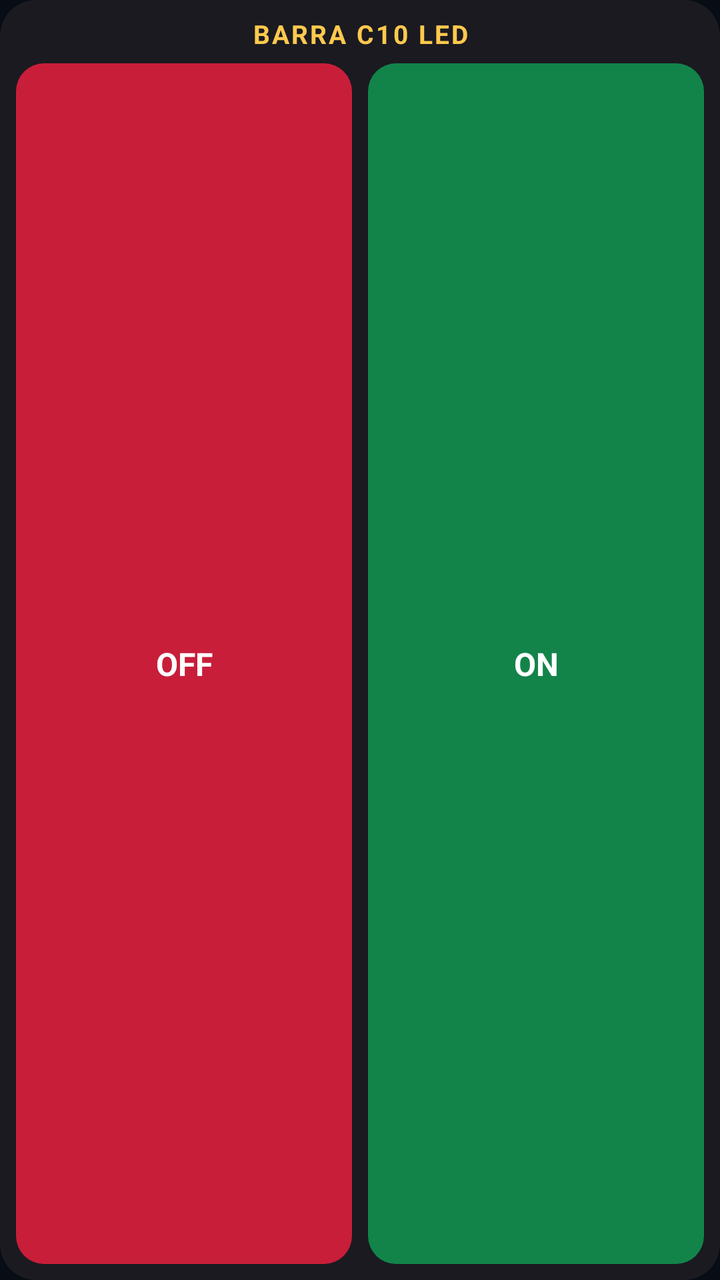
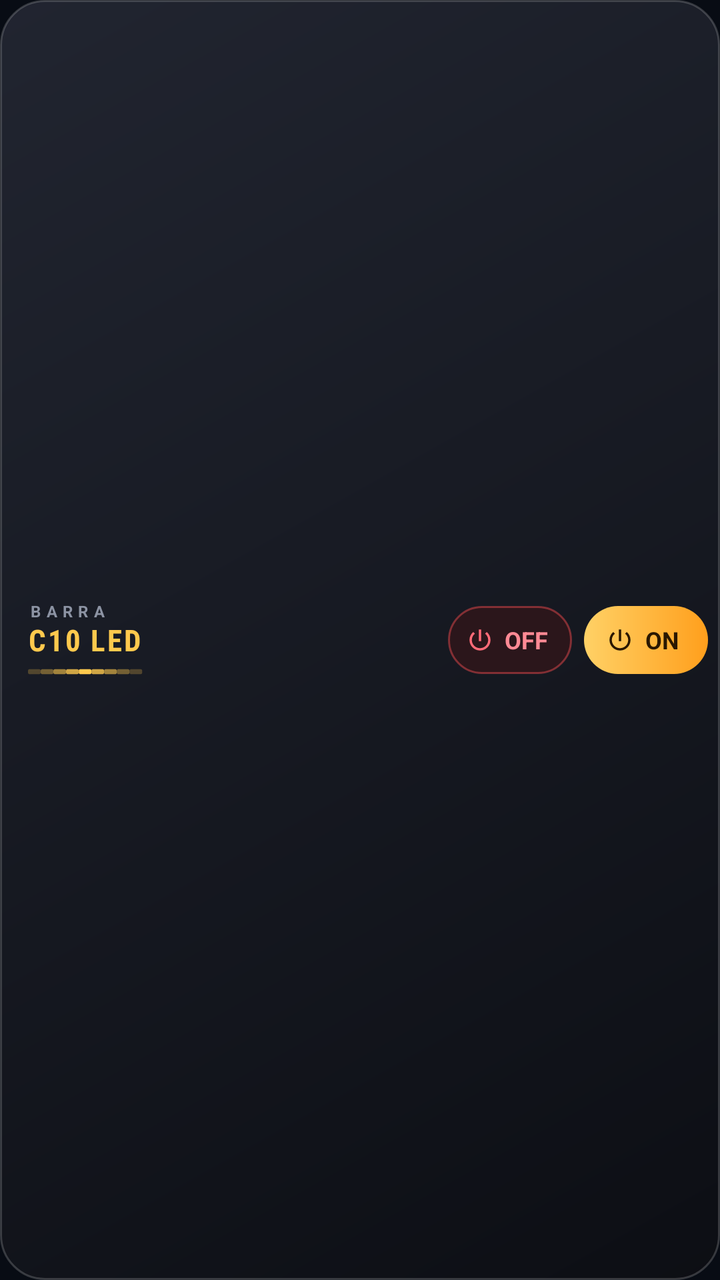

Two renders of the same Android screen: before a commit and after it. Below are the layout's source before the change and the commit's diff.
<!-- AndroidManifest.xml: application theme Theme.C10Led -->
<!-- res/layout/widget_c10.xml -->
<?xml version="1.0" encoding="utf-8"?>
<LinearLayout xmlns:android="http://schemas.android.com/apk/res/android"
    android:layout_width="match_parent"
    android:layout_height="match_parent"
    android:orientation="vertical"
    android:background="@drawable/w_bg_fondo"
    android:padding="8dp">

    <TextView
        android:id="@+id/w_titulo"
        android:layout_width="match_parent"
        android:layout_height="wrap_content"
        android:gravity="center"
        android:text="BARRA C10 LED"
        android:textColor="#FFC94D"
        android:textSize="13sp"
        android:textStyle="bold"
        android:letterSpacing="0.08"
        android:paddingBottom="6dp" />

    <LinearLayout
        android:layout_width="match_parent"
        android:layout_height="0dp"
        android:layout_weight="1"
        android:orientation="horizontal">

        <TextView
            android:id="@+id/w_off"
            android:layout_width="0dp"
            android:layout_height="match_parent"
            android:layout_weight="1"
            android:layout_marginEnd="4dp"
            android:background="@drawable/w_bg_off"
            android:gravity="center"
            android:text="OFF"
            android:textColor="#FFFFFF"
            android:textSize="16sp"
            android:textStyle="bold" />

        <TextView
            android:id="@+id/w_on"
            android:layout_width="0dp"
            android:layout_height="match_parent"
            android:layout_weight="1"
            android:layout_marginStart="4dp"
            android:background="@drawable/w_bg_on"
            android:gravity="center"
            android:text="ON"
            android:textColor="#FFFFFF"
            android:textSize="16sp"
            android:textStyle="bold" />
    </LinearLayout>
</LinearLayout>
<!-- resources referenced by this layout -->
<resources>
  <!-- drawable w_bg_fondo (drawable) -->
  <?xml version="1.0" encoding="utf-8"?>
  <shape xmlns:android="http://schemas.android.com/apk/res/android" android:shape="rectangle">
      <solid android:color="#E61C1C22" />
      <corners android:radius="18dp" />
  </shape>
  <!-- drawable w_bg_off (drawable) -->
  <?xml version="1.0" encoding="utf-8"?>
  <shape xmlns:android="http://schemas.android.com/apk/res/android" android:shape="rectangle">
      <solid android:color="#C81E3A" />
      <corners android:radius="14dp" />
  </shape>
  <!-- drawable w_bg_on (drawable) -->
  <?xml version="1.0" encoding="utf-8"?>
  <shape xmlns:android="http://schemas.android.com/apk/res/android" android:shape="rectangle">
      <solid android:color="#12844A" />
      <corners android:radius="14dp" />
  </shape>
  <style name="Theme.C10Led" parent="android:Theme.Material.NoActionBar">
          <item name="android:statusBarColor">#080C14</item>
          <item name="android:navigationBarColor">#080C14</item>
          <item name="android:windowBackground">#080C14</item>
      </style>
</resources>

<!-- the commit's change to res/layout/widget_c10.xml (unified diff, before → after) -->
@@ -2,52 +2,78 @@
 <LinearLayout xmlns:android="http://schemas.android.com/apk/res/android"
     android:layout_width="match_parent"
     android:layout_height="match_parent"
-    android:orientation="vertical"
+    android:orientation="horizontal"
+    android:gravity="center_vertical"
     android:background="@drawable/w_bg_fondo"
-    android:padding="8dp">
+    android:paddingStart="14dp"
+    android:paddingEnd="6dp"
+    android:paddingTop="6dp"
+    android:paddingBottom="6dp">
+
+    <LinearLayout
+        android:layout_width="0dp"
+        android:layout_height="wrap_content"
+        android:layout_weight="1"
+        android:orientation="vertical">
+
+        <TextView
+            android:layout_width="wrap_content"
+            android:layout_height="wrap_content"
+            android:text="BARRA"
+            android:textColor="#8C93A3"
+            android:textSize="8sp"
+            android:textStyle="bold"
+            android:letterSpacing="0.35"
+            android:includeFontPadding="false" />
+
+        <TextView
+            android:layout_width="wrap_content"
+            android:layout_height="wrap_content"
+            android:text="C10 LED"
+            android:textColor="#FFC94D"
+            android:textSize="15sp"
+            android:textStyle="bold"
+            android:fontFamily="sans-serif-condensed"
+            android:letterSpacing="0.06"
+            android:includeFontPadding="false"
+            android:layout_marginTop="1dp" />
+
+        <ImageView
+            android:layout_width="58dp"
+            android:layout_height="5dp"
+            android:layout_marginTop="4dp"
+            android:scaleType="fitXY"
+            android:src="@drawable/w_tira_leds" />
+    </LinearLayout>
 
     <TextView
-        android:id="@+id/w_titulo"
-        android:layout_width="match_parent"
-        android:layout_height="wrap_content"
+        android:id="@+id/w_off"
+        android:layout_width="62dp"
+        android:layout_height="34dp"
+        android:layout_marginEnd="6dp"
+        android:background="@drawable/w_bg_off"
         android:gravity="center"
-        android:text="BARRA C10 LED"
-        android:textColor="#FFC94D"
-        android:textSize="13sp"
-        android:textStyle="bold"
-        android:letterSpacing="0.08"
-        android:paddingBottom="6dp" />
+        android:drawableStart="@drawable/w_ic_power_off"
+        android:drawablePadding="3dp"
+        android:paddingStart="9dp"
+        android:paddingEnd="10dp"
+        android:text="OFF"
+        android:textColor="#FF8A95"
+        android:textSize="12sp"
+        android:textStyle="bold" />
 
-    <LinearLayout
-        android:layout_width="match_parent"
-        android:layout_height="0dp"
-        android:layout_weight="1"
-        android:orientation="horizontal">
-
-        <TextView
-            android:id="@+id/w_off"
-            android:layout_width="0dp"
-            android:layout_height="match_parent"
-            android:layout_weight="1"
-            android:layout_marginEnd="4dp"
-            android:background="@drawable/w_bg_off"
-            android:gravity="center"
-            android:text="OFF"
-            android:textColor="#FFFFFF"
-            android:textSize="16sp"
-            android:textStyle="bold" />
-
-        <TextView
-            android:id="@+id/w_on"
-            android:layout_width="0dp"
-            android:layout_height="match_parent"
-            android:layout_weight="1"
-            android:layout_marginStart="4dp"
-            android:background="@drawable/w_bg_on"
-            android:gravity="center"
-            android:text="ON"
-            android:textColor="#FFFFFF"
-            android:textSize="16sp"
-            android:textStyle="bold" />
-    </LinearLayout>
+    <TextView
+        android:id="@+id/w_on"
+        android:layout_width="62dp"
+        android:layout_height="34dp"
+        android:background="@drawable/w_bg_on"
+        android:gravity="center"
+        android:drawableStart="@drawable/w_ic_power_on"
+        android:drawablePadding="3dp"
+        android:paddingStart="11dp"
+        android:paddingEnd="12dp"
+        android:text="ON"
+        android:textColor="#2A1700"
+        android:textSize="12sp"
+        android:textStyle="bold" />
 </LinearLayout>
<!-- resource entries referenced after the edit -->
@@ -3,21 +3,52 @@
   <!-- drawable w_bg_fondo (drawable) -->
   <?xml version="1.0" encoding="utf-8"?>
   <shape xmlns:android="http://schemas.android.com/apk/res/android" android:shape="rectangle">
-      <solid android:color="#E61C1C22" />
-      <corners android:radius="18dp" />
+      <gradient android:angle="315" android:startColor="#F0222631" android:endColor="#F00C0E13" />
+      <stroke android:width="1dp" android:color="#2EFFFFFF" />
+      <corners android:radius="22dp" />
   </shape>
   <!-- drawable w_bg_off (drawable) -->
   <?xml version="1.0" encoding="utf-8"?>
   <shape xmlns:android="http://schemas.android.com/apk/res/android" android:shape="rectangle">
-      <solid android:color="#C81E3A" />
-      <corners android:radius="14dp" />
+      <solid android:color="#2B161B" />
+      <stroke android:width="1dp" android:color="#80E5484D" />
+      <corners android:radius="17dp" />
   </shape>
   <!-- drawable w_bg_on (drawable) -->
   <?xml version="1.0" encoding="utf-8"?>
   <shape xmlns:android="http://schemas.android.com/apk/res/android" android:shape="rectangle">
-      <solid android:color="#12844A" />
-      <corners android:radius="14dp" />
+      <gradient android:angle="0" android:startColor="#FFD166" android:endColor="#FF9F1C" />
+      <corners android:radius="17dp" />
   </shape>
+  <!-- drawable w_ic_power_off (drawable) -->
+  <?xml version="1.0" encoding="utf-8"?>
+  <vector xmlns:android="http://schemas.android.com/apk/res/android"
+      android:width="14dp" android:height="14dp"
+      android:viewportWidth="24" android:viewportHeight="24">
+      <path android:fillColor="#FF6B78" android:pathData="M13,3h-2v10h2L13,3zM17.83,5.17l-1.42,1.42C17.99,7.86 19,9.81 19,12c0,3.87 -3.13,7 -7,7s-7,-3.13 -7,-7c0,-2.19 1.01,-4.14 2.58,-5.42L6.17,5.17C4.23,6.82 3,9.26 3,12c0,4.97 4.03,9 9,9s9,-4.03 9,-9c0,-2.74 -1.23,-5.18 -3.17,-6.83z" />
+  </vector>
+  <!-- drawable w_ic_power_on (drawable) -->
+  <?xml version="1.0" encoding="utf-8"?>
+  <vector xmlns:android="http://schemas.android.com/apk/res/android"
+      android:width="14dp" android:height="14dp"
+      android:viewportWidth="24" android:viewportHeight="24">
+      <path android:fillColor="#2A1700" android:pathData="M13,3h-2v10h2L13,3zM17.83,5.17l-1.42,1.42C17.99,7.86 19,9.81 19,12c0,3.87 -3.13,7 -7,7s-7,-3.13 -7,-7c0,-2.19 1.01,-4.14 2.58,-5.42L6.17,5.17C4.23,6.82 3,9.26 3,12c0,4.97 4.03,9 9,9s9,-4.03 9,-9c0,-2.74 -1.23,-5.18 -3.17,-6.83z" />
+  </vector>
+  <!-- drawable w_tira_leds (drawable) -->
+  <?xml version="1.0" encoding="utf-8"?>
+  <vector xmlns:android="http://schemas.android.com/apk/res/android"
+      android:width="64dp" android:height="6dp"
+      android:viewportWidth="64" android:viewportHeight="6">
+      <path android:fillColor="#40FFC94D" android:pathData="M1,1.5h5a1,1 0,0 1,1,1v1a1,1 0,0 1,-1,1h-5a1,1 0,0 1,-1,-1v-1a1,1 0,0 1,1,-1z" />
+      <path android:fillColor="#66FFC94D" android:pathData="M8,1.5h5a1,1 0,0 1,1,1v1a1,1 0,0 1,-1,1h-5a1,1 0,0 1,-1,-1v-1a1,1 0,0 1,1,-1z" />
+      <path android:fillColor="#99FFC94D" android:pathData="M15,1.5h5a1,1 0,0 1,1,1v1a1,1 0,0 1,-1,1h-5a1,1 0,0 1,-1,-1v-1a1,1 0,0 1,1,-1z" />
+      <path android:fillColor="#CCFFC94D" android:pathData="M22,1.5h5a1,1 0,0 1,1,1v1a1,1 0,0 1,-1,1h-5a1,1 0,0 1,-1,-1v-1a1,1 0,0 1,1,-1z" />
+      <path android:fillColor="#FFFFC94D" android:pathData="M29,1.5h5a1,1 0,0 1,1,1v1a1,1 0,0 1,-1,1h-5a1,1 0,0 1,-1,-1v-1a1,1 0,0 1,1,-1z" />
+      <path android:fillColor="#CCFFC94D" android:pathData="M36,1.5h5a1,1 0,0 1,1,1v1a1,1 0,0 1,-1,1h-5a1,1 0,0 1,-1,-1v-1a1,1 0,0 1,1,-1z" />
+      <path android:fillColor="#99FFC94D" android:pathData="M43,1.5h5a1,1 0,0 1,1,1v1a1,1 0,0 1,-1,1h-5a1,1 0,0 1,-1,-1v-1a1,1 0,0 1,1,-1z" />
+      <path android:fillColor="#66FFC94D" android:pathData="M50,1.5h5a1,1 0,0 1,1,1v1a1,1 0,0 1,-1,1h-5a1,1 0,0 1,-1,-1v-1a1,1 0,0 1,1,-1z" />
+      <path android:fillColor="#40FFC94D" android:pathData="M57,1.5h5a1,1 0,0 1,1,1v1a1,1 0,0 1,-1,1h-5a1,1 0,0 1,-1,-1v-1a1,1 0,0 1,1,-1z" />
+  </vector>
   <style name="Theme.C10Led" parent="android:Theme.Material.NoActionBar">
           <item name="android:statusBarColor">#080C14</item>
           <item name="android:navigationBarColor">#080C14</item>
